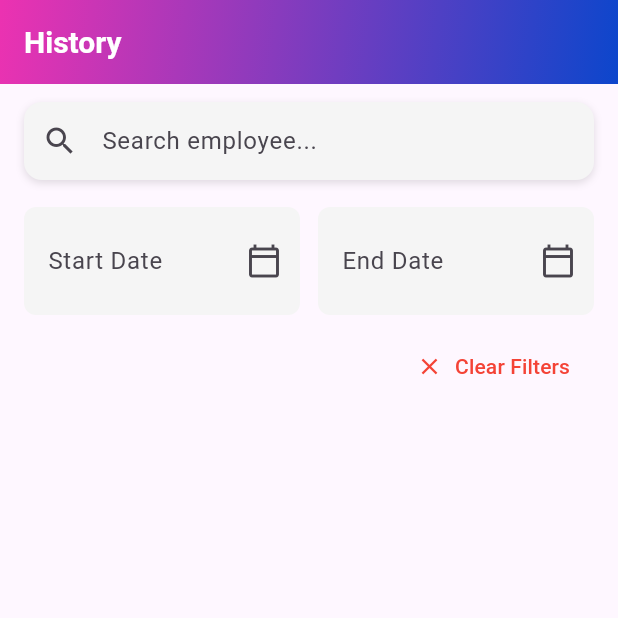
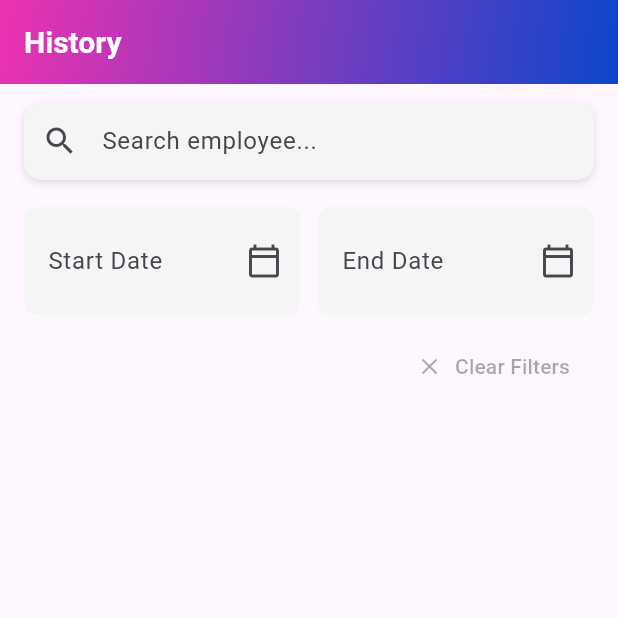
Before and after one commit to MilanCreations/CRM-App, a Flutter app: the EmployeeBottomNavBar screen opened directly, item 2 of the bottom bar chosen, after a tap on "Attendance History", on a phone screen of 412 x 824 dp, the top half of it. Run offline on Flutter 3.47's test engine with Material 3 defaults, Android fonts, the phone set to English and light mode, and no system bars; our stand-ins replace awesome_dialog, connectivity_plus, device_info_plus, dropdown_button2, fade_shimmer, file_picker and 15 more; missing offline and left inert: android_intent_plus, flutter_downloader; accounts and stored records are empty; network calls fail; Roboto replaces fonts that are missing (PrimaryFont).

Commit message:
conflick redolved in attendance history filter

```diff
--- a/lib/API Services/BaseURL_&_EndPoints.dart
+++ b/lib/API Services/BaseURL_&_EndPoints.dart
@@ -1,8 +1,8 @@
 // ignore_for_file: constant_identifier_names
 
 class ApiConstants {
- static const String baseUrls = "http://192.168.1.31:3000"; // Replace with your base URL
-//  static const String baseUrls = "https://crm.venusstudies.com/api"; // Replace with your base URL
+//  static const String baseUrls = "http://192.168.1.31:3000"; // Replace with your base URL
+ static const String baseUrls = "https://crm.venusstudies.com/api"; // Replace with your base URL
 
 
   // Login end-point
--- a/lib/Chat App/Socket Services/socketController.dart
+++ b/lib/Chat App/Socket Services/socketController.dart
@@ -12,7 +12,7 @@ class Socketcontroller extends GetxService {          // ① make it a Service
     userId=id;
     username=name;
     if (socket != null && socket!.connected) return;  // already connected
-    var url = "http://192.168.1.31:3000";
+    var url = "https://crm.venusstudies.com";
     socket = IO.io(
       url,
       IO.OptionBuilder()
--- a/lib/Employee/Attendance History/allendanceHistoryScreen.dart
+++ b/lib/Employee/Attendance History/allendanceHistoryScreen.dart
@@ -29,7 +29,8 @@ class _HistoryScreenState extends State<HistoryScreen> {
   late final ScrollController _scrollController;
   NointernetScreen noInternetScreen = const NointernetScreen();
   final ConnectivityService _connectivityService = ConnectivityService();
-  late final StreamSubscription<List<ConnectivityResult>> _connectivitySubscription;
+  late final StreamSubscription<List<ConnectivityResult>>
+  _connectivitySubscription;
   Timer? _debounce;
   String userRole = "";
   RxBool isSearching = false.obs;
@@ -53,7 +54,8 @@ class _HistoryScreenState extends State<HistoryScreen> {
   }
 
   void _setupConnectivityListener() {
-    _connectivitySubscription = _connectivityService.listenToConnectivityChanges(
+    _connectivitySubscription = _connectivityService
+        .listenToConnectivityChanges(
           onConnected: () {
             // Optional: You can automatically go back if connection is restored
             // Get.back();
@@ -63,7 +65,6 @@ class _HistoryScreenState extends State<HistoryScreen> {
           },
         );
   }
-
 
   void _onScroll() {
     if (_scrollController.position.pixels >=
@@ -173,7 +174,7 @@ class _HistoryScreenState extends State<HistoryScreen> {
     return Scaffold(
       appBar: CustomAppBar(
         showBackArrow: false,
-        leadingIcon:   Icons.arrow_back_ios_new,
+        leadingIcon: Icons.arrow_back_ios_new,
         // color: CRMColors.whiteColor,
         gradient: const LinearGradient(
           colors: [Color(0xFFEC32B1), Color(0xFF0C46CC)],
@@ -227,7 +228,8 @@ class _HistoryScreenState extends State<HistoryScreen> {
                     ),
                   ),
                 ),
-          ): SizedBox(),
+              )
+              : SizedBox(),
           const SizedBox(height: 18),
           Padding(
             padding: const EdgeInsets.symmetric(horizontal: 16.0),
@@ -326,16 +328,29 @@ class _HistoryScreenState extends State<HistoryScreen> {
             padding: const EdgeInsets.symmetric(horizontal: 16.0),
             child: Align(
               alignment: Alignment.centerRight,
-              child: TextButton.icon(
-                onPressed: () {
-                  attendanceHistoryController.startDateTime.value = null;
-                  attendanceHistoryController.endDateTime.value = null;
+              child: Obx(() {
+                final isDisabled =
+                    attendanceHistoryController.startDateTime.value == null &&
+                    attendanceHistoryController.endDateTime.value == null;
+
+                return TextButton.icon(
+                  onPressed:
+                      isDisabled
+                          ? null
+                          : () {
+                            attendanceHistoryController.startDateTime.value =
+                                null;
+                            attendanceHistoryController.endDateTime.value =
+                                null;
                             _resetAndFetchFilteredData();
                           },
                   icon: const Icon(Icons.clear, size: 18),
                   label: const Text("Clear Filters"),
-                style: TextButton.styleFrom(foregroundColor: Colors.red),
+                  style: TextButton.styleFrom(
+                    foregroundColor: isDisabled ? Colors.grey : Colors.red,
                   ),
+                );
+              }),
             ),
           ),
           const SizedBox(height: 8),
@@ -383,7 +398,8 @@ class _HistoryScreenState extends State<HistoryScreen> {
                         .length +
                     1,
                 itemBuilder: (context, index) {
-                  if (index < attendanceHistoryController
+                  if (index <
+                      attendanceHistoryController
                           .allEmployeeAttendanceHistoryList
                           .length) {
                     final history =
@@ -494,7 +510,6 @@ class _HistoryScreenState extends State<HistoryScreen> {
                   }
                 },
               );
-
             }),
           ),
         ],
--- a/lib/Employee/User Role Bottom Bar/EmployeeBottomNavBar.dart
+++ b/lib/Employee/User Role Bottom Bar/EmployeeBottomNavBar.dart
@@ -1,10 +1,10 @@
 // ignore_for_file: file_names
 
+import 'package:crm_milan_creations/Chat%20App/Chat%20Home%20Page/chatHomeScreen.dart';
 import 'package:crm_milan_creations/Employee/Attendance%20Management/AttendanceScreen.dart';
 import 'package:crm_milan_creations/Employee/Attendance%20History/allendanceHistoryScreen.dart';
 import 'package:crm_milan_creations/Employee/Notifications/notificationsScreen.dart';
 import 'package:crm_milan_creations/Employee/profile/profileScreen.dart';
-import 'package:crm_milan_creations/Task%20Management/TaskScreen.dart';
 import 'package:crm_milan_creations/utils/colors.dart';
 import 'package:firebase_messaging/firebase_messaging.dart';
 import 'package:flutter/material.dart';
@@ -28,7 +28,7 @@ class _EmployeeBottomNavBarState extends State<EmployeeBottomNavBar> {
       Attendancescreen(checkpagestatus: widget.checkpagestatuss),
       ProfileScreen(),
       NotificationsScreen(message: RemoteMessage()),
-      TaskScreen(),
+      ChatHomeScreen(),
       HistoryScreen(),
     ];
   }
@@ -57,7 +57,7 @@ class _EmployeeBottomNavBarState extends State<EmployeeBottomNavBar> {
           _buildNavItem(Icons.dashboard, "Dashboard", 0),
           _buildNavItem(Icons.person, "Profile", 1),
           _buildNavItem(Icons.notifications, "Notification", 2),
-          _buildNavItem(Icons.task, "Task", 3),
+          _buildNavItem(Icons.chat, "Chat", 3),
           _buildNavItem(Icons.wallet, "History", 4),
         ],
       ),
--- a/lib/Employee/profile/profileScreen.dart
+++ b/lib/Employee/profile/profileScreen.dart
@@ -10,6 +10,7 @@ import 'package:crm_milan_creations/Chat%20App/Chat%20Home%20Page/chatHomeScreen
 import 'package:crm_milan_creations/Employee/Apply%20Leave/applyLeaveScreen.dart';
 import 'package:crm_milan_creations/Employee/Attendance%20History/allendanceHistoryScreen.dart';
 import 'package:crm_milan_creations/Employee/Leave%20History/leaveHistoryScreen.dart';
+import 'package:crm_milan_creations/Employee/Notifications/notificationsScreen.dart';
 import 'package:crm_milan_creations/HR%20App/Employee%20Leave%20Request/empLeaveRequestScreen.dart';
 import 'package:crm_milan_creations/HR%20App/Employee%20List/EmployeeListScreen.dart';
 import 'package:crm_milan_creations/HR%20App/Salary/SalaryScreen.dart';
@@ -19,10 +20,12 @@ import 'package:crm_milan_creations/Inventory%20Management/Issue%20Inventory/Iss
 import 'package:crm_milan_creations/Lead%20Management/All%20Lead%20list/allLeadsScreen.dart';
 import 'package:crm_milan_creations/Lead%20Management/Create%20Leads/createLeadsScreen.dart';
 import 'package:crm_milan_creations/Lead%20Management/My%20Leads%20List/myLeadListScreen.dart';
+import 'package:crm_milan_creations/Task%20Management/TaskScreen.dart';
 import 'package:crm_milan_creations/utils/colors.dart';
 import 'package:crm_milan_creations/utils/font-styles.dart';
 import 'package:crm_milan_creations/widgets/appBar.dart';
 import 'package:crm_milan_creations/widgets/connectivity_service.dart';
+import 'package:firebase_messaging/firebase_messaging.dart';
 import 'package:flutter/material.dart';
 import 'package:get/get.dart';
 import 'package:shared_preferences/shared_preferences.dart';
@@ -511,9 +514,9 @@ class _ProfileScreenState extends State<ProfileScreen> {
                     onTap: () => Get.to(() => Salaryscreen()),
                   ),
                   buildMenuItem(
-                    icon: Icons.chat,
-                    text: 'Chat',
-                    onTap: () => Get.to(() => ChatHomeScreen()),
+                    icon: Icons.task,
+                    text: 'Tasks',
+                    onTap: () => Get.to(() => TaskScreen()),
                   ),
                   widgetshowpermissionswise(),
                   userRole == "COMPANY_ADMIN"
```
Also changed, not shown: lib/Chat App/Chat Home Page/chatHomeScreen.dart (line endings or trailing spaces). Lines whose indentation alone changed are shown as unchanged.
